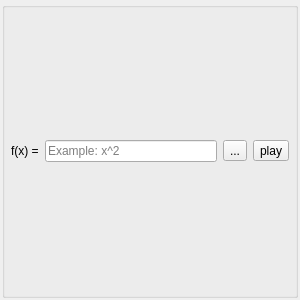
First picture: the form in src/view/ui/functionview.ui, repository EsGeh/function-graph-explorer, before the edit.
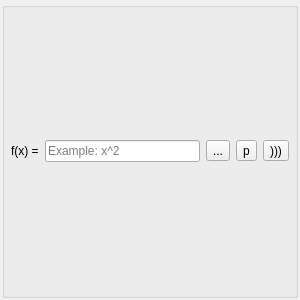
Second picture: the form after the edit.

The edit to the form file:
```diff
--- a/src/view/ui/functionview.ui
+++ b/src/view/ui/functionview.ui
@@ -78,7 +78,7 @@
        <number>6</number>
       </property>
       <item>
-       <layout class="QHBoxLayout" name="horizontalLayout" stretch="0,0,0,0">
+       <layout class="QHBoxLayout" name="horizontalLayout" stretch="0,0,0,0,0">
         <item>
          <widget class="QLabel" name="formulaLabel">
           <property name="text">
@@ -100,10 +100,17 @@
           </property>
          </widget>
         </item>
+        <item>
+         <widget class="QToolButton" name="parametersBtn">
+          <property name="text">
+           <string>p</string>
+          </property>
+         </widget>
+        </item>
         <item>
          <widget class="QToolButton" name="playBtn">
           <property name="text">
-           <string>play</string>
+           <string>)))</string>
           </property>
          </widget>
         </item>
```
